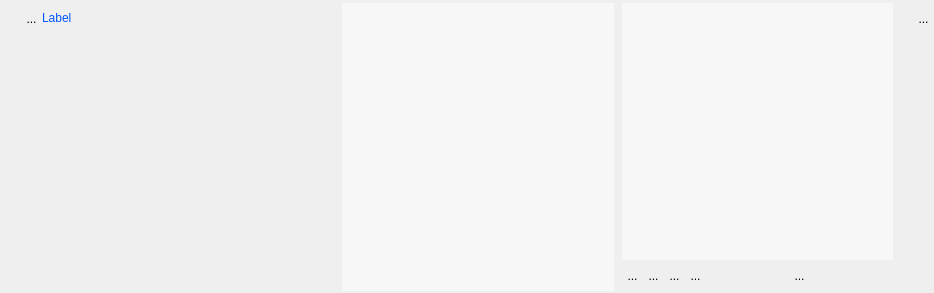
Above: UiQT4/desWidgetPlusieursIntoOrdonne.ui from SalomePlatform/eficas_tools before the change. Below: the same form after it.
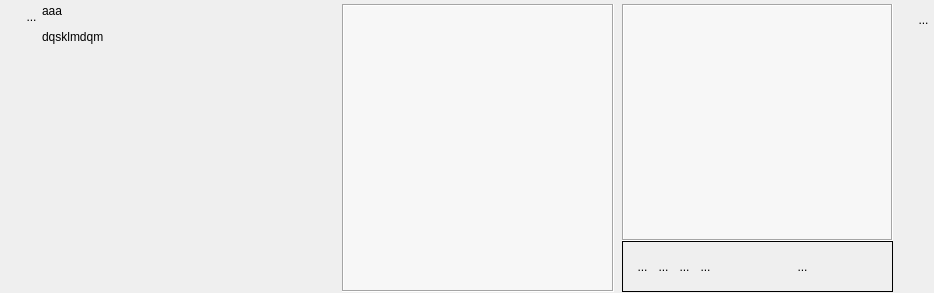
That is the form after the change. Icons and pictures are not drawn. Custom widgets are drawn as their Qt base class.

Diff of the .ui file:
```diff
--- a/UiQT4/desWidgetPlusieursIntoOrdonne.ui
+++ b/UiQT4/desWidgetPlusieursIntoOrdonne.ui
@@ -25,7 +25,7 @@
   <property name="windowTitle">
    <string>Form</string>
   </property>
-  <layout class="QHBoxLayout" name="horizontalLayout_5">
+  <layout class="QHBoxLayout" name="horizontalLayout_2">
    <property name="spacing">
     <number>0</number>
    </property>
@@ -33,13 +33,13 @@
     <number>0</number>
    </property>
    <property name="topMargin">
-    <number>3</number>
+    <number>4</number>
    </property>
    <property name="rightMargin">
     <number>0</number>
    </property>
    <property name="bottomMargin">
-    <number>2</number>
+    <number>1</number>
    </property>
    <item>
     <layout class="QVBoxLayout" name="verticalLayout_3">
@@ -47,15 +47,13 @@
       <number>0</number>
      </property>
      <item>
-      <layout class="QHBoxLayout" name="horizontalLayout_2">
-       <property name="spacing">
-        <number>0</number>
-       </property>
-       <item>
         <layout class="QHBoxLayout" name="horizontalLayout">
          <property name="spacing">
           <number>0</number>
          </property>
+       <property name="sizeConstraint">
+        <enum>QLayout::SetFixedSize</enum>
+       </property>
          <item>
           <spacer name="horizontalSpacer_3">
            <property name="orientation">
@@ -77,15 +75,18 @@
            <property name="minimumSize">
             <size>
              <width>21</width>
-             <height>31</height>
+           <height>25</height>
             </size>
            </property>
            <property name="maximumSize">
             <size>
              <width>21</width>
-             <height>35</height>
-            </size>
-           </property>
+           <height>25</height>
+          </size>
+         </property>
+         <property name="focusPolicy">
+          <enum>Qt::ClickFocus</enum>
+         </property>
            <property name="toolTip">
             <string>Affiche le rapport de validation du mot-clef</string>
            </property>
@@ -101,18 +102,33 @@
            </property>
            <property name="iconSize">
             <size>
-             <width>32</width>
-             <height>32</height>
+           <width>25</width>
+           <height>25</height>
             </size>
            </property>
           </widget>
+       </item>
+      </layout>
+     </item>
+     <item>
+      <spacer name="verticalSpacer">
+       <property name="orientation">
+        <enum>Qt::Vertical</enum>
+       </property>
+       <property name="sizeHint" stdset="0">
+        <size>
+         <width>20</width>
+         <height>5</height>
+        </size>
+       </property>
+      </spacer>
          </item>
         </layout>
        </item>
        <item>
         <widget class="MonLabelClic" name="label">
          <property name="sizePolicy">
-          <sizepolicy hsizetype="Fixed" vsizetype="Fixed">
+      <sizepolicy hsizetype="Fixed" vsizetype="Preferred">
            <horstretch>0</horstretch>
            <verstretch>0</verstretch>
           </sizepolicy>
@@ -120,7 +136,7 @@
          <property name="minimumSize">
           <size>
            <width>300</width>
-           <height>24</height>
+       <height>25</height>
           </size>
          </property>
          <property name="maximumSize">
@@ -133,26 +149,15 @@
           <enum>QFrame::NoFrame</enum>
          </property>
          <property name="text">
-          <string>&lt;html&gt;&lt;head/&gt;&lt;body&gt;&lt;p&gt;&lt;span style=&quot; color:#0055ff;&quot;&gt;Label&lt;/span&gt;&lt;/p&gt;&lt;/body&gt;&lt;/html&gt;</string>
-         </property>
-        </widget>
-       </item>
-      </layout>
-     </item>
-     <item>
-      <spacer name="verticalSpacer">
-       <property name="orientation">
-        <enum>Qt::Vertical</enum>
-       </property>
-       <property name="sizeHint" stdset="0">
-        <size>
-         <width>20</width>
-         <height>5</height>
-        </size>
-       </property>
-      </spacer>
-     </item>
-    </layout>
+      <string>&lt;html&gt;&lt;head/&gt;&lt;body&gt;&lt;p&gt;aaa&lt;/p&gt;&lt;p&gt;dqsklmdqm&lt;/p&gt;&lt;/body&gt;&lt;/html&gt;</string>
+     </property>
+     <property name="scaledContents">
+      <bool>false</bool>
+     </property>
+     <property name="alignment">
+      <set>Qt::AlignLeading|Qt::AlignLeft|Qt::AlignTop</set>
+     </property>
+    </widget>
    </item>
    <item>
     <widget class="QScrollArea" name="scrollArea">
@@ -166,10 +171,10 @@
       <string notr="true">background : rgb(247,247,247)</string>
      </property>
      <property name="frameShape">
-      <enum>QFrame::NoFrame</enum>
+      <enum>QFrame::Box</enum>
      </property>
      <property name="lineWidth">
-      <number>0</number>
+      <number>1</number>
      </property>
      <property name="widgetResizable">
       <bool>true</bool>
@@ -182,8 +187,8 @@
        <rect>
         <x>0</x>
         <y>0</y>
-        <width>268</width>
-        <height>288</height>
+        <width>267</width>
+        <height>286</height>
        </rect>
       </property>
       <property name="sizePolicy">
@@ -236,10 +241,10 @@
         <string notr="true">background : rgb(247,247,247)</string>
        </property>
        <property name="frameShape">
-        <enum>QFrame::NoFrame</enum>
+        <enum>QFrame::Box</enum>
        </property>
        <property name="lineWidth">
-        <number>0</number>
+        <number>1</number>
        </property>
        <property name="widgetResizable">
         <bool>true</bool>
@@ -252,8 +257,8 @@
          <rect>
           <x>0</x>
           <y>0</y>
-          <width>265</width>
-          <height>251</height>
+          <width>264</width>
+          <height>231</height>
          </rect>
         </property>
         <property name="sizePolicy">
@@ -274,6 +279,10 @@
       </widget>
      </item>
      <item>
+      <widget class="QFrame" name="frame">
+       <property name="frameShape">
+        <enum>QFrame::Box</enum>
+       </property>
       <layout class="QHBoxLayout" name="horizontalLayout_3">
        <item>
         <layout class="QHBoxLayout" name="horizontalLayout_4">
@@ -487,6 +496,7 @@
         </spacer>
        </item>
       </layout>
+      </widget>
      </item>
     </layout>
    </item>
```
Left out of the diff: 2 changed lines with no effect on the pictures. Lines whose indentation alone changed are shown as unchanged.
